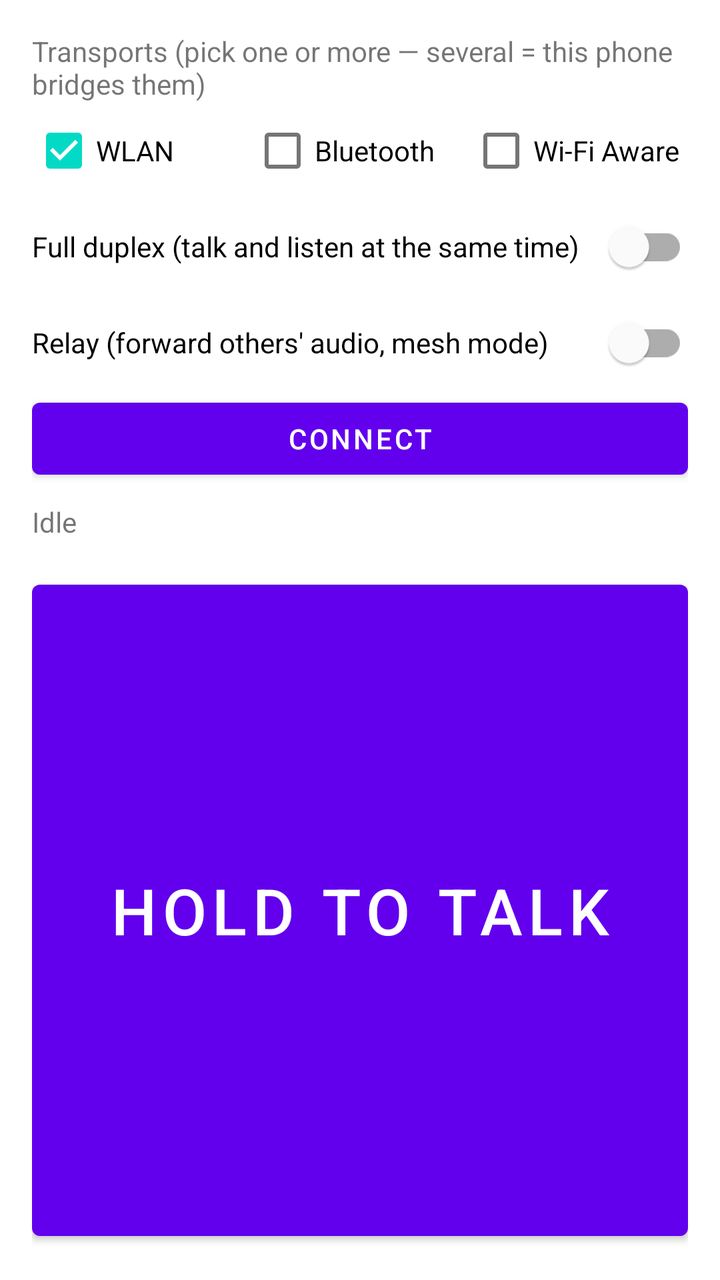
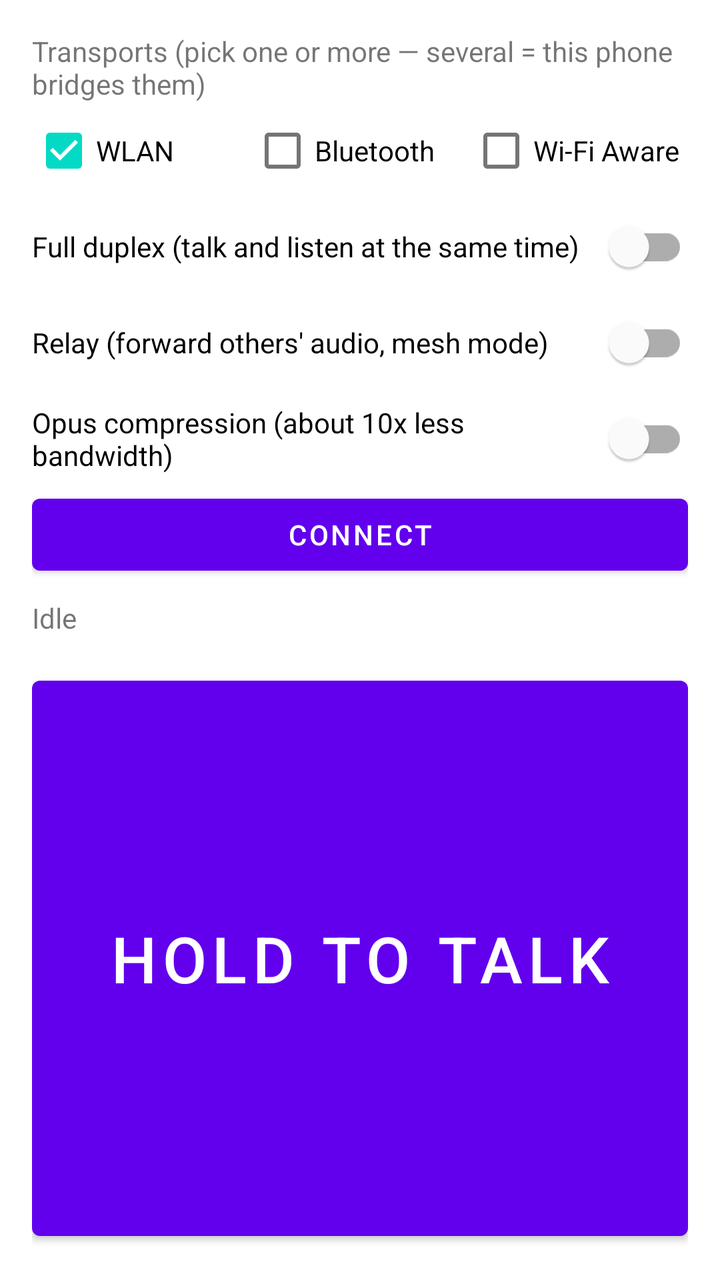

Screens rendered from an Android XML layout before and after an edit, with the pre-edit source and the edit as a unified diff.
<!-- AndroidManifest.xml: application theme Theme.PTT -->
<!-- res/layout/activity_main.xml -->
<?xml version="1.0" encoding="utf-8"?>
<LinearLayout xmlns:android="http://schemas.android.com/apk/res/android"
    android:layout_width="match_parent"
    android:layout_height="match_parent"
    android:orientation="vertical"
    android:padding="16dp">

    <TextView
        android:layout_width="match_parent"
        android:layout_height="wrap_content"
        android:text="Transports (pick one or more — several = this phone bridges them)" />

    <LinearLayout
        android:layout_width="match_parent"
        android:layout_height="wrap_content"
        android:orientation="horizontal">
        <CheckBox android:id="@+id/checkLan" android:text="WLAN" android:checked="true"
            android:layout_width="0dp" android:layout_weight="1" android:layout_height="wrap_content" />
        <CheckBox android:id="@+id/checkBt" android:text="Bluetooth"
            android:layout_width="0dp" android:layout_weight="1" android:layout_height="wrap_content" />
        <CheckBox android:id="@+id/checkAware" android:text="Wi‑Fi Aware"
            android:layout_width="0dp" android:layout_weight="1" android:layout_height="wrap_content" />
    </LinearLayout>

    <Spinner
        android:id="@+id/btDevices"
        android:layout_width="match_parent"
        android:layout_height="wrap_content"
        android:visibility="gone" />

    <com.google.android.material.switchmaterial.SwitchMaterial
        android:id="@+id/duplexSwitch"
        android:layout_width="match_parent"
        android:layout_height="wrap_content"
        android:text="Full duplex (talk and listen at the same time)" />

    <com.google.android.material.switchmaterial.SwitchMaterial
        android:id="@+id/relaySwitch"
        android:layout_width="match_parent"
        android:layout_height="wrap_content"
        android:text="Relay (forward others' audio, mesh mode)" />

    <Button
        android:id="@+id/connectButton"
        android:layout_width="match_parent"
        android:layout_height="wrap_content"
        android:text="Connect" />

    <TextView
        android:id="@+id/status"
        android:layout_width="match_parent"
        android:layout_height="wrap_content"
        android:paddingTop="8dp"
        android:text="Idle" />

    <Button
        android:id="@+id/pttButton"
        android:layout_width="match_parent"
        android:layout_height="0dp"
        android:layout_weight="1"
        android:layout_marginTop="16dp"
        android:textSize="32sp"
        android:text="HOLD TO TALK" />
</LinearLayout>
<!-- resources referenced by this layout -->
<resources>
  <style name="Theme.PTT" parent="Theme.MaterialComponents.DayNight.NoActionBar" />
</resources>

<!-- the commit's change to res/layout/activity_main.xml (unified diff, before → after) -->
@@ -40,6 +40,12 @@
         android:layout_height="wrap_content"
         android:text="Relay (forward others' audio, mesh mode)" />
 
+    <com.google.android.material.switchmaterial.SwitchMaterial
+        android:id="@+id/opusSwitch"
+        android:layout_width="match_parent"
+        android:layout_height="wrap_content"
+        android:text="Opus compression (about 10x less bandwidth)" />
+
     <Button
         android:id="@+id/connectButton"
         android:layout_width="match_parent"
